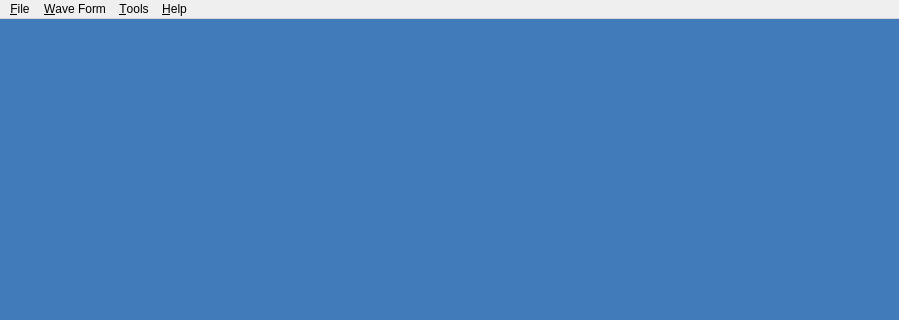
Above: utils/wave-editor/resources/main_window.ui from timsavage/funktion-generator before the change; both pictures show x 0 to 899 and y 0 to 320 of the 899 by 644 pixel window. Below: the same form after it.
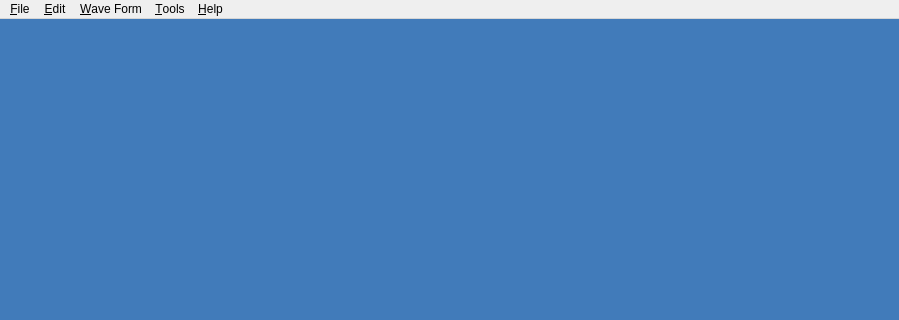
That is the form after the change.

What changed in the file:
```diff
--- a/utils/wave-editor/resources/main_window.ui
+++ b/utils/wave-editor/resources/main_window.ui
@@ -116,8 +116,18 @@
     </property>
     <addaction name="actionInvert"/>
     <addaction name="actionMirror"/>
+    <addaction name="actionCentre"/>
+    <addaction name="separator"/>
+    <addaction name="actionNormalise"/>
+   </widget>
+   <widget class="QMenu" name="menu_Edit">
+    <property name="title">
+     <string>&amp;Edit</string>
+    </property>
+    <addaction name="actionUndo"/>
    </widget>
    <addaction name="menuFile"/>
+   <addaction name="menu_Edit"/>
    <addaction name="menuWaveForm"/>
    <addaction name="menuTools"/>
    <addaction name="menuHelp"/>
```
Left out of the diff: 33 changed lines with no effect on the pictures.
